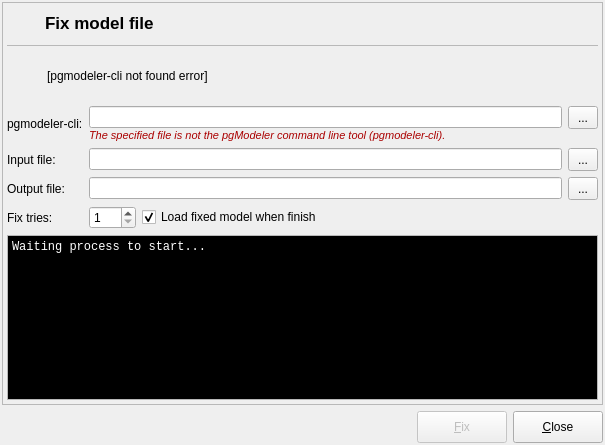
Old version of the form libpgmodeler_ui/ui/modelfixform.ui in the repository pgmodeler/pgmodeler.
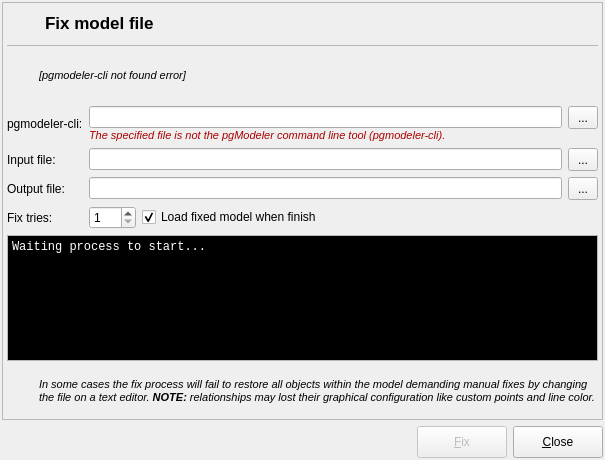
New version of the form. Icons and pictures are not drawn.

Commit message:
Fixed a bug when start the creation process of relationships on model widget.
Minor improvement on modelfixform.ui

```diff
--- a/libpgmodeler_ui/ui/modelfixform.ui
+++ b/libpgmodeler_ui/ui/modelfixform.ui
@@ -10,7 +10,7 @@
     <x>0</x>
     <y>0</y>
     <width>605</width>
-    <height>445</height>
+    <height>460</height>
    </rect>
   </property>
   <property name="sizePolicy">
@@ -280,14 +280,14 @@
           <widget class="QLabel" name="icon_lbl">
            <property name="minimumSize">
             <size>
-             <width>32</width>
-             <height>32</height>
+             <width>24</width>
+             <height>24</height>
             </size>
            </property>
            <property name="maximumSize">
             <size>
-             <width>32</width>
-             <height>32</height>
+             <width>24</width>
+             <height>24</height>
             </size>
            </property>
            <property name="text">
@@ -305,8 +305,9 @@
           <widget class="QLabel" name="msg_lbl">
            <property name="font">
             <font>
+             <pointsize>8</pointsize>
              <weight>50</weight>
-             <italic>false</italic>
+             <italic>true</italic>
              <bold>false</bold>
              <underline>false</underline>
              <strikeout>false</strikeout>
@@ -461,6 +462,12 @@
       </item>
       <item row="7" column="0" colspan="3">
        <widget class="QTextEdit" name="output_txt">
+        <property name="sizePolicy">
+         <sizepolicy hsizetype="Expanding" vsizetype="Expanding">
+          <horstretch>0</horstretch>
+          <verstretch>0</verstretch>
+         </sizepolicy>
+        </property>
         <property name="palette">
          <palette>
           <active>
@@ -680,6 +687,97 @@
         </item>
        </layout>
       </item>
+      <item row="8" column="0" colspan="3">
+       <widget class="QFrame" name="message_frm_2">
+        <property name="sizePolicy">
+         <sizepolicy hsizetype="Preferred" vsizetype="Fixed">
+          <horstretch>0</horstretch>
+          <verstretch>0</verstretch>
+         </sizepolicy>
+        </property>
+        <property name="minimumSize">
+         <size>
+          <width>0</width>
+          <height>48</height>
+         </size>
+        </property>
+        <property name="frameShape">
+         <enum>QFrame::NoFrame</enum>
+        </property>
+        <property name="frameShadow">
+         <enum>QFrame::Raised</enum>
+        </property>
+        <layout class="QGridLayout" name="gridLayout_5">
+         <property name="leftMargin">
+          <number>2</number>
+         </property>
+         <property name="topMargin">
+          <number>2</number>
+         </property>
+         <property name="rightMargin">
+          <number>2</number>
+         </property>
+         <property name="bottomMargin">
+          <number>2</number>
+         </property>
+         <item row="0" column="0">
+          <widget class="QLabel" name="label_2">
+           <property name="minimumSize">
+            <size>
+             <width>24</width>
+             <height>24</height>
+            </size>
+           </property>
+           <property name="maximumSize">
+            <size>
+             <width>24</width>
+             <height>24</height>
+            </size>
+           </property>
+           <property name="text">
+            <string/>
+           </property>
+           <property name="textFormat">
+            <enum>Qt::AutoText</enum>
+           </property>
+           <property name="pixmap">
+            <pixmap resource="../res/resources.qrc">:/icones/icones/msgbox_alerta.png</pixmap>
+           </property>
+           <property name="scaledContents">
+            <bool>true</bool>
+           </property>
+          </widget>
+         </item>
+         <item row="0" column="1">
+          <widget class="QLabel" name="label_3">
+           <property name="sizePolicy">
+            <sizepolicy hsizetype="Preferred" vsizetype="Expanding">
+             <horstretch>0</horstretch>
+             <verstretch>0</verstretch>
+            </sizepolicy>
+           </property>
+           <property name="font">
+            <font>
+             <pointsize>8</pointsize>
+             <weight>50</weight>
+             <italic>true</italic>
+             <bold>false</bold>
+             <underline>false</underline>
+             <strikeout>false</strikeout>
+             <kerning>true</kerning>
+            </font>
+           </property>
+           <property name="text">
+            <string>In some cases the fix process will fail to restore all objects within the model demanding manual fixes by changing the file on a text editor. &lt;strong&gt;NOTE:&lt;/strong&gt; relationships may lost their graphical configuration like custom points and line color.</string>
+           </property>
+           <property name="wordWrap">
+            <bool>true</bool>
+           </property>
+          </widget>
+         </item>
+        </layout>
+       </widget>
+      </item>
      </layout>
     </widget>
    </item>
```
Left out of the diff: 3 changed lines with no effect on the pictures. The commit also changes 2 other files.
